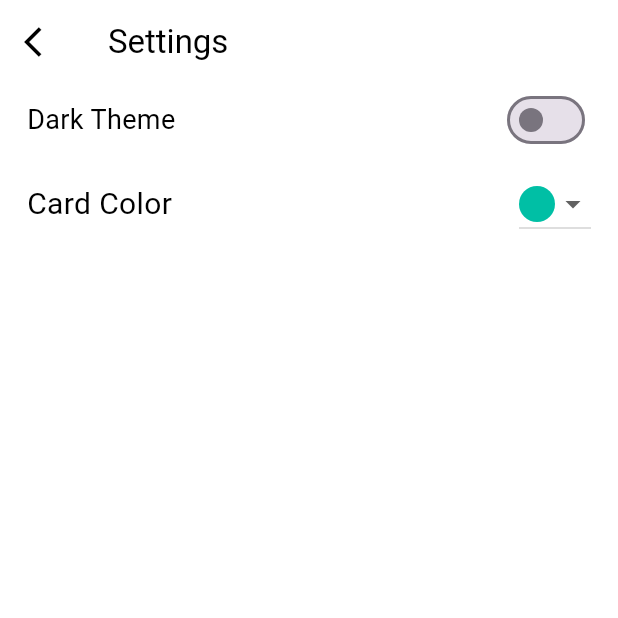
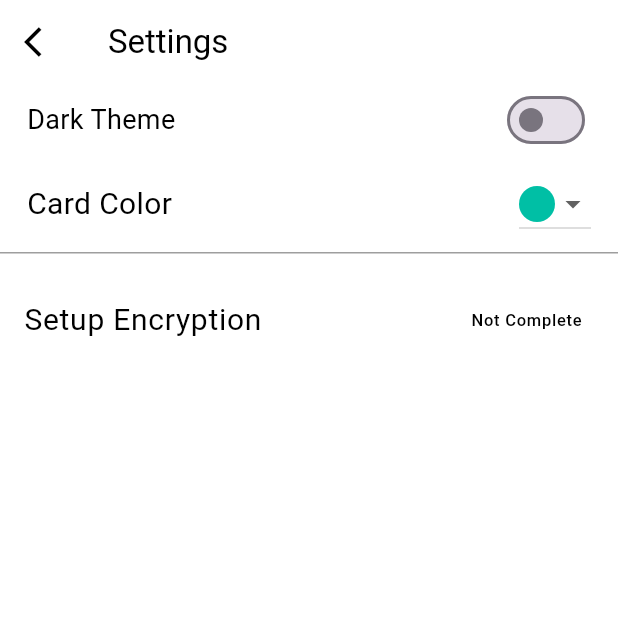
Before and after one commit to karthicbz/grey_note, a Flutter app: the screen it shows after launch, after a tap on the "settings" icon, on a phone screen of 412 x 824 dp, the top half of it. Run offline on Flutter 3.47's test engine with Material 3 defaults, Android fonts, the phone set to English and light mode, and no system bars; our stand-ins replace google_nav_bar, hive_flutter, lottie, shared_preferences; accounts and stored records are empty.

Commit message:
add settings option to encrypt notes

```diff
--- a/lib/pages/nav_page.dart
+++ b/lib/pages/nav_page.dart
@@ -30,6 +30,7 @@ class NavPage extends StatelessWidget {
                 haptic: true,
                 padding: const EdgeInsets.only(
                   left: 90.0,
+                  right: 90.0,
                   bottom: 16.0,
                   top: 16.0,
                 ),
@@ -42,6 +43,7 @@ class NavPage extends StatelessWidget {
                 haptic: true,
                 padding: const EdgeInsets.only(
                   right: 90.0,
+                  left: 90.0,
                   bottom: 16.0,
                   top: 16.0,
                 ),
--- a/lib/pages/settings_page.dart
+++ b/lib/pages/settings_page.dart
@@ -10,6 +10,8 @@ class SettingsPage extends StatelessWidget {
   Widget build(BuildContext context) {
     String dropDownValue =
         context.watch<SettingsProvider>().homeCardsColor.toString();
+    Color textColor =
+        context.watch<SettingsProvider>().dark ? Colors.white : Colors.black;
     return Scaffold(
       backgroundColor:
           context.watch<SettingsProvider>().dark ? Colors.black : Colors.white,
@@ -22,10 +24,7 @@ class SettingsPage extends StatelessWidget {
             icon: const Icon(Icons.arrow_back_ios)),
         title: Text(
           'Settings',
-          style: TextStyle(
-              color: context.watch<SettingsProvider>().dark
-                  ? Colors.white
-                  : Colors.black),
+          style: TextStyle(color: textColor),
         ),
         backgroundColor: context.watch<SettingsProvider>().dark
             ? Colors.black
@@ -41,11 +40,7 @@ class SettingsPage extends StatelessWidget {
               children: [
                 Text(
                   'Card Color',
-                  style: TextStyle(
-                      fontSize: 20.0,
-                      color: context.watch<SettingsProvider>().dark
-                          ? Colors.white
-                          : Colors.black),
+                  style: TextStyle(fontSize: 20.0, color: textColor),
                 ),
                 DropdownButton(
                     value: dropDownValue,
@@ -68,6 +63,39 @@ class SettingsPage extends StatelessWidget {
                     })
               ],
             ),
+          ),
+          SizedBox(
+            child: Container(
+              height: 1,
+              color: Colors.grey,
+            ),
+          ),
+          Padding(
+            padding: const EdgeInsets.symmetric(
+              // horizontal: 8.0,
+              vertical: 16.0,
+            ),
+            child: Column(
+              crossAxisAlignment: CrossAxisAlignment.stretch,
+              children: [
+                ListTile(
+                  title: Text(
+                    'Setup Encryption',
+                    textAlign: TextAlign.start,
+                    style: TextStyle(
+                      color: textColor,
+                      fontSize: 20.0,
+                    ),
+                  ),
+                  trailing: Text(
+                    'Not Complete',
+                    style: TextStyle(
+                      color: textColor,
+                    ),
+                  ),
+                )
+              ],
+            ),
           )
         ],
       ),
--- a/lib/pages/todos.dart
+++ b/lib/pages/todos.dart
@@ -5,9 +5,13 @@ class Todos extends StatelessWidget {
 
   @override
   Widget build(BuildContext context) {
-    return const Scaffold(
-      body: Center(
+    return Scaffold(
+      body: const Center(
         child: Text('This is todo page'),
+      ),
+      floatingActionButton: FloatingActionButton(
+        onPressed: () {},
+        child: const Icon(Icons.add),
       ),
     );
   }
--- a/lib/widgets/row_switch.dart
+++ b/lib/widgets/row_switch.dart
@@ -23,6 +23,9 @@ class RowSwitch {
           ),
           Switch(
               value: context.watch<SettingsProvider>().dark,
+              activeColor: Color(
+                int.parse(context.watch<SettingsProvider>().homeCardsColor),
+              ),
               onChanged: (_) {
                 context.read<SettingsProvider>().enableDarkTheme();
               })
```
Also changed, not shown: lib/models/note_model.dart (+6 -2 lines), pubspec.lock.
